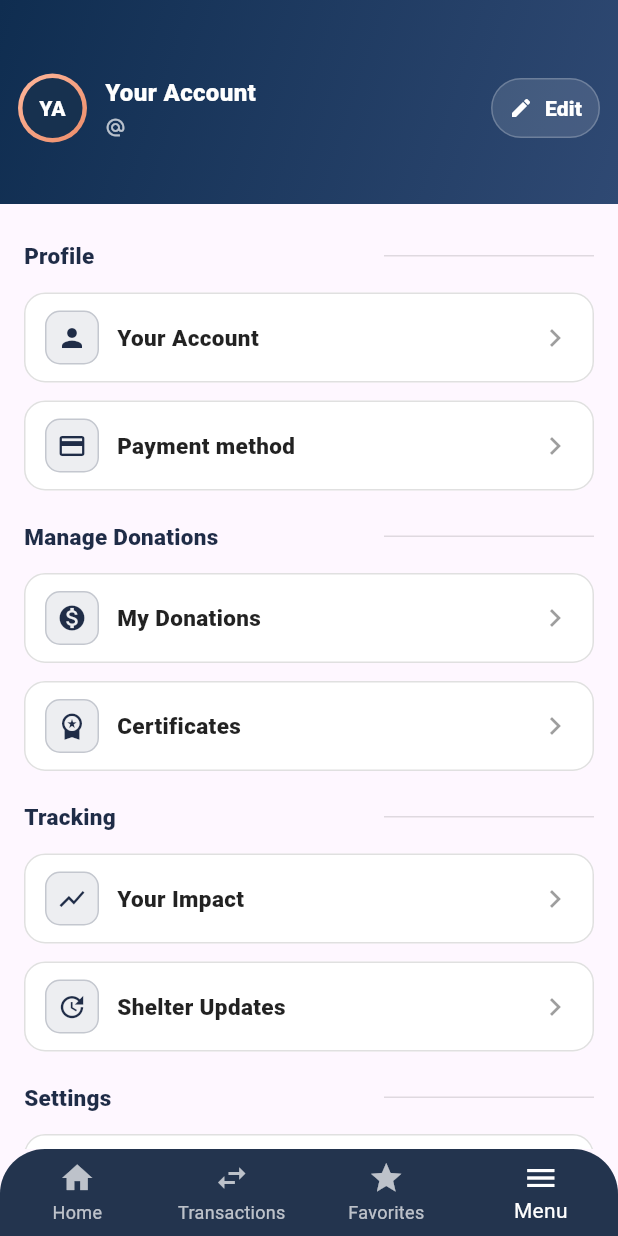
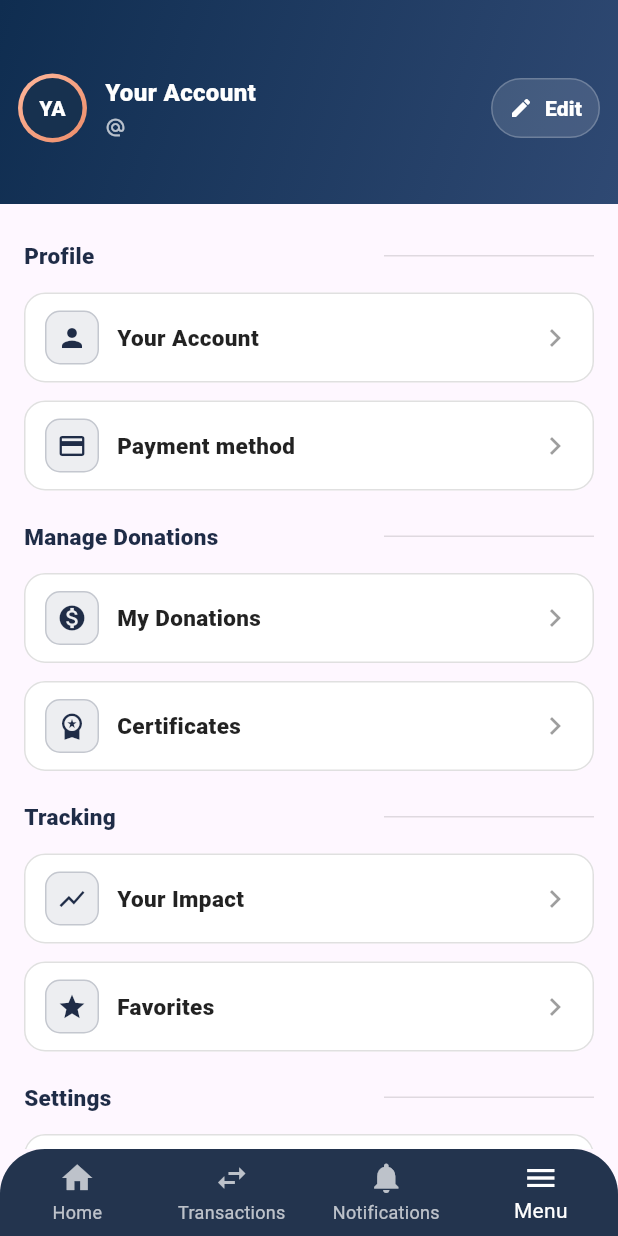
Before and after one commit to justtrona/pawlytics, a Flutter app: the RoutePage screen opened by its route, item 4 of the bottom bar chosen, on a phone screen of 412 x 824 dp. Run offline on Flutter 3.47's test engine with Material 3 defaults, Android fonts, the phone set to English and light mode, and no system bars; our stand-ins replace fl_chart, image_picker, share_plus, shared_preferences, supabase_flutter; accounts and stored records are empty.

Commit message:
updated notif and fav

```diff
--- a/lib/views/donors/donor navigation func/RoutePage.dart
+++ b/lib/views/donors/donor navigation func/RoutePage.dart
@@ -1,5 +1,6 @@
 import 'package:flutter/material.dart';
-import 'package:pawlytics/views/donors/donors%20navigation%20bar/FavoritePage.dart';
+import 'package:pawlytics/views/donors/donors%20navigation%20bar/ShelterUpdatesPage.dart';
+import 'package:pawlytics/views/donors/Menu%20bar%20user/FavoritePage.dart';
 import 'package:pawlytics/views/donors/donors%20navigation%20bar/HomePage.dart';
 import 'package:pawlytics/views/donors/donors%20navigation%20bar/MenuPage.dart';
 import 'package:pawlytics/views/donors/donors%20navigation%20bar/TransactionPage.dart';
@@ -25,7 +26,7 @@ class _RoutePageState extends State<RoutePage> {
   final List<Widget> _pages = const [
     HomePage(),
     TransactionsPage(),
-    FavoritesPage(),
+    ShelterUpdatesPage(),
     ProfilePage(),
   ];
 
@@ -58,7 +59,10 @@ class _RoutePageState extends State<RoutePage> {
               icon: Icon(Icons.swap_horiz),
               label: "Transactions",
             ),
-            BottomNavigationBarItem(icon: Icon(Icons.star), label: "Favorites"),
+            BottomNavigationBarItem(
+              icon: Icon(Icons.notifications),
+              label: "Notifications",
+            ),
             BottomNavigationBarItem(icon: Icon(Icons.menu), label: "Menu"),
           ],
         ),
--- a/lib/views/donors/donors navigation bar/MenuPage.dart
+++ b/lib/views/donors/donors navigation bar/MenuPage.dart
@@ -1,5 +1,6 @@
 import 'package:flutter/material.dart';
 import 'package:flutter/services.dart';
+import 'package:pawlytics/views/donors/Menu%20bar%20user/FavoritePage.dart';
 import 'package:supabase_flutter/supabase_flutter.dart';
 
 // routes & screens
@@ -12,7 +13,7 @@ import 'package:pawlytics/views/donors/Menu%20bar%20user/MyDonationPage.dart';
 import 'package:pawlytics/views/donors/Menu%20bar%20user/NotificationPreferencePage.dart';
 import 'package:pawlytics/views/donors/Menu%20bar%20user/PaymentMethodPage.dart';
 import 'package:pawlytics/views/donors/Menu%20bar%20user/PrivacySettingsPage.dart';
-import 'package:pawlytics/views/donors/Menu%20bar%20user/ShelterUpdatesPage.dart';
+import 'package:pawlytics/views/donors/donors%20navigation%20bar/ShelterUpdatesPage.dart';
 import 'package:pawlytics/views/donors/Menu%20bar%20user/TermsConditionsPage.dart';
 import 'package:pawlytics/views/donors/donors%20navigation%20bar/connections/ProfileEdit.dart';
 import 'package:pawlytics/views/get_start/get_started_main.dart';
@@ -276,11 +277,11 @@ class _ProfilePageState extends State<ProfilePage> {
                 ),
               ),
               _MenuTile(
-                icon: Icons.update,
-                title: 'Shelter Updates',
+                icon: Icons.star,
+                title: 'Favorites',
                 onTap: () => Navigator.push(
                   context,
-                  MaterialPageRoute(builder: (_) => const ShelterUpdatesPage()),
+                  MaterialPageRoute(builder: (_) => const FavoritesPage()),
                 ),
               ),
 
```
Also changed, not shown: lib/views/donors/Menu bar user/FavoritePage.dart (renamed from lib/views/donors/donors navigation bar/FavoritePage.dart, +7 -1 lines), lib/views/donors/donors navigation bar/ShelterUpdatesPage.dart (renamed from lib/views/donors/Menu bar user/ShelterUpdatesPage.dart, +2 -13 lines), pubspec.lock.
